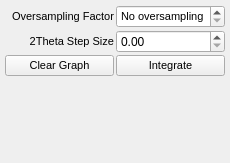
This is source/qxrdintegratordialog.ui in guyjennings/qxrd as Qt 5 draws it before an edit. The edited form follows.
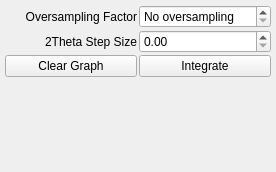
This is the edited form. Custom widgets are drawn as their Qt base class.

Commit message: Removed explicit font sizes from ui designs (works better on osx then)

Diff of the .ui file:
```diff
--- a/source/qxrdintegratordialog.ui
+++ b/source/qxrdintegratordialog.ui
@@ -6,8 +6,8 @@
    <rect>
     <x>0</x>
     <y>0</y>
-    <width>230</width>
-    <height>163</height>
+    <width>276</width>
+    <height>172</height>
    </rect>
   </property>
   <property name="windowTitle">
@@ -29,11 +29,6 @@
     </property>
     <item row="2" column="1">
      <widget class="QPushButton" name="m_IntegrateButton">
-      <property name="font">
-       <font>
-        <pointsize>8</pointsize>
-       </font>
-      </property>
       <property name="text">
        <string>Integrate</string>
       </property>
@@ -54,11 +49,6 @@
     </item>
     <item row="0" column="0">
      <widget class="QLabel" name="label">
-      <property name="font">
-       <font>
-        <pointsize>8</pointsize>
-       </font>
-      </property>
       <property name="text">
        <string>Oversampling Factor</string>
       </property>
@@ -69,11 +59,6 @@
     </item>
     <item row="0" column="1">
      <widget class="QSpinBox" name="m_OversampleFactor">
-      <property name="font">
-       <font>
-        <pointsize>8</pointsize>
-       </font>
-      </property>
       <property name="toolTip">
        <string>Specify oversampling factor for angular integration
 script property integrator.oversample</string>
@@ -91,11 +76,6 @@
     </item>
     <item row="2" column="0">
      <widget class="QPushButton" name="m_ClearGraphButton">
-      <property name="font">
-       <font>
-        <pointsize>8</pointsize>
-       </font>
-      </property>
       <property name="text">
        <string>Clear Graph</string>
       </property>
@@ -111,11 +91,6 @@
     </item>
     <item row="1" column="0">
      <widget class="QLabel" name="label_2">
-      <property name="font">
-       <font>
-        <pointsize>8</pointsize>
-       </font>
-      </property>
       <property name="text">
        <string>2Theta Step Size</string>
       </property>
```
The commit also changes 6 other files.
